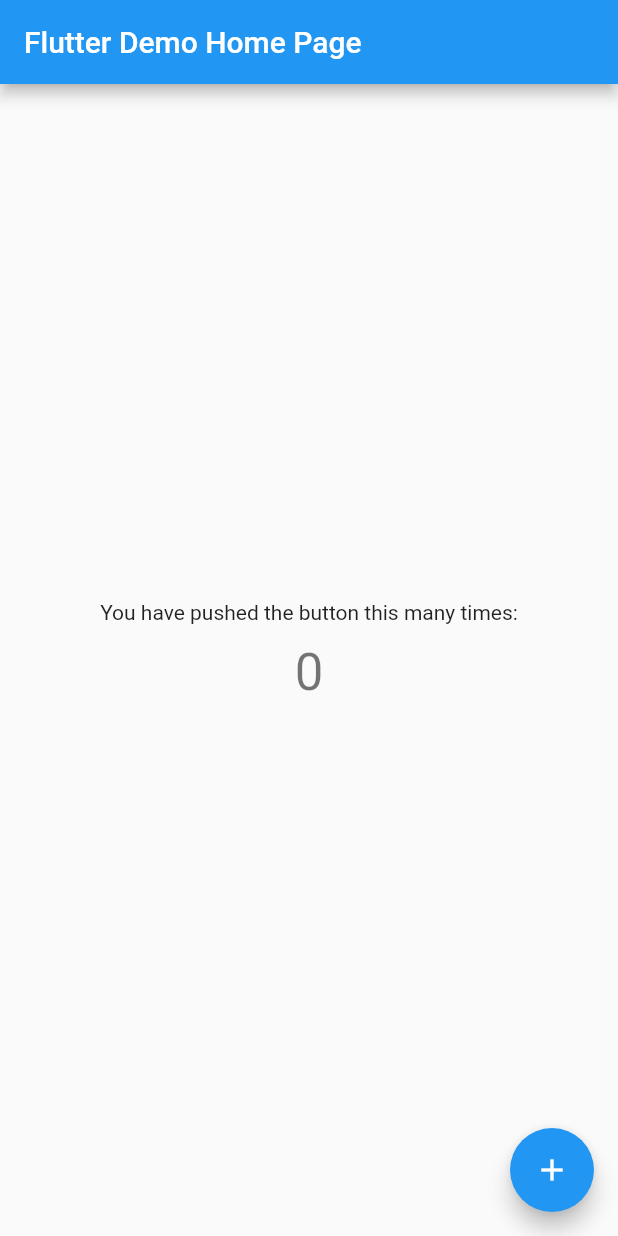
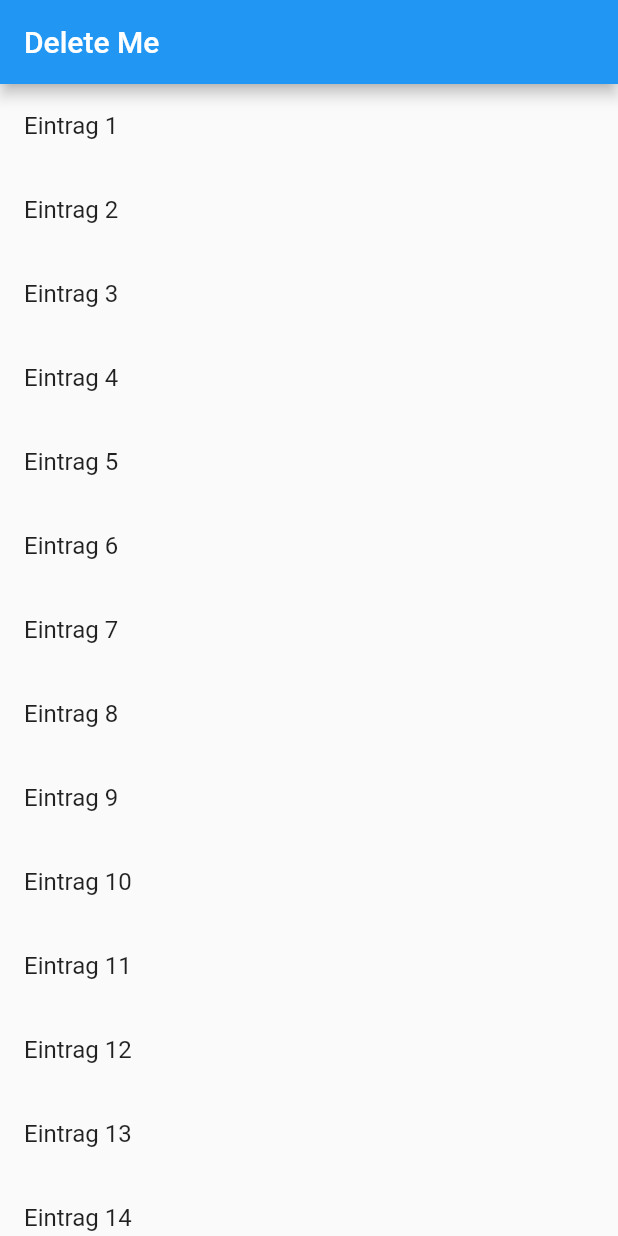
Before and after one commit to Mr-Phil1/My-third-Flutter-App, a Flutter app: the screen it shows after launch, on a phone screen of 412 x 824 dp. Run offline on Flutter 3.47's test engine with Material 2 defaults, Android fonts, the phone set to English and light mode, and no system bars.

Commit message:
modiy main.dart * remove snackbar * add Dismissible

```diff
--- a/lib/main.dart
+++ b/lib/main.dart
@@ -13,6 +13,7 @@ class MyApp extends StatelessWidget {
       title: 'Flutter Demo',
       theme: ThemeData(
         primarySwatch: Colors.blue,
+        visualDensity: VisualDensity.adaptivePlatformDensity,
       ),
       home: const MyHomePage(title: 'Flutter Demo Home Page'),
     );
@@ -29,58 +30,55 @@ class MyHomePage extends StatefulWidget {
 }
 
 class _MyHomePageState extends State<MyHomePage> {
-  int _counter = 0;
-
-  void _incrementCounter() {
-    setState(() {
-      _counter++;
-    });
-  }
+  final items = List<String>.generate(20, (i) => "Eintrag ${i + 1}");
 
   @override
   Widget build(BuildContext context) {
-    return Scaffold(
-      appBar: AppBar(
-        title: Text(widget.title),
-      ),
-      body: Center(
-        child: Column(
-          mainAxisAlignment: MainAxisAlignment.center,
-          children: <Widget>[
-            const Text(
-              'You have pushed the button this many times:',
-            ),
-            MyButton(_counter),
-          ],
+    const title = 'Delete Me';
+    return MaterialApp(
+      title: title,
+      theme: ThemeData(primarySwatch: Colors.blue),
+      home: Scaffold(
+        appBar: AppBar(
+          title: Text(title),
         ),
-      ),
-      floatingActionButton: FloatingActionButton(
-        onPressed: _incrementCounter,
-        tooltip: 'Increment',
-        child: const Icon(Icons.add),
+        body: ListView.builder(
+          itemCount: items.length,
+          itemBuilder: (context, index) {
+            final item = items[index];
+            return Dismissible(
+              key: Key(item),
+              child: ListTile(title: Text('$item')),
+              background: Container(
+                color: Colors.red,
+                child: const Icon(Icons.delete),
+                alignment: Alignment.centerLeft,
+                padding: const EdgeInsets.only(left: 30),
+              ),
+              secondaryBackground: Container(
+                color: Colors.green,
+                child: const Icon(Icons.save),
+                alignment: Alignment.centerRight,
+                padding: const EdgeInsets.only(right: 30),
+              ),
+              onDismissed: (direction) {
+                setState(() {
+                  items.removeAt(index);
+                });
+                String msg="";
+                if (direction == DismissDirection.startToEnd) {
+                  msg = "deleted";
+                } else if (direction == DismissDirection.endToStart) {
+                  msg = "saved";
+                }
+                ScaffoldMessenger.of(context).showSnackBar(SnackBar(
+                  content: Text("$item $msg."),
+                ));
+              },
+            );
+          },
+        ),
       ),
     );
   }
 }
-
-class MyButton extends StatelessWidget {
-final int counter;
-MyButton(int this.counter);
-
-  @override
-  Widget build(BuildContext context) {
-    return InkWell(
-        onTap: () {
-          ScaffoldMessenger.of(context).showSnackBar(SnackBar(
-            content: Text("Diese Zahl ist kleiner als Drölf."),
-          ));
-        },
-        child: Container(
-          padding: EdgeInsets.all(12),
-          child: Text(
-            '$counter',
-            style: Theme.of(context).textTheme.headline4,
-          ),
-        ));
-  }
-}
```
